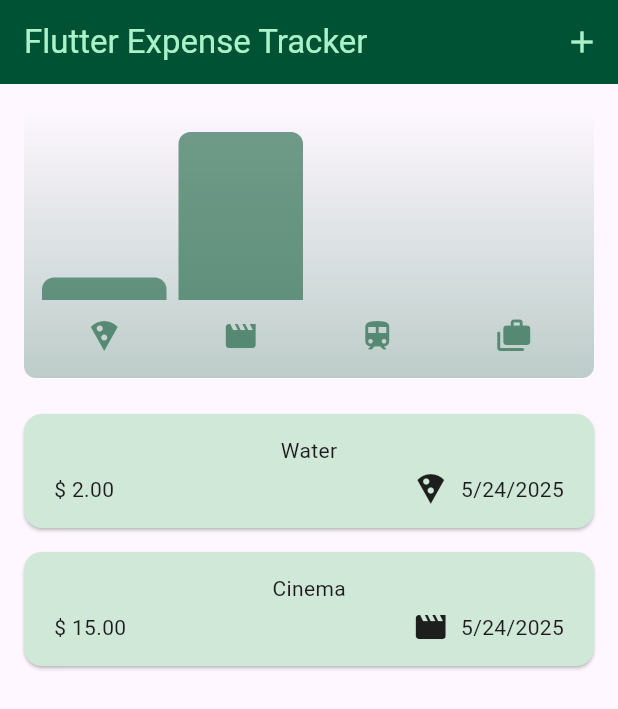
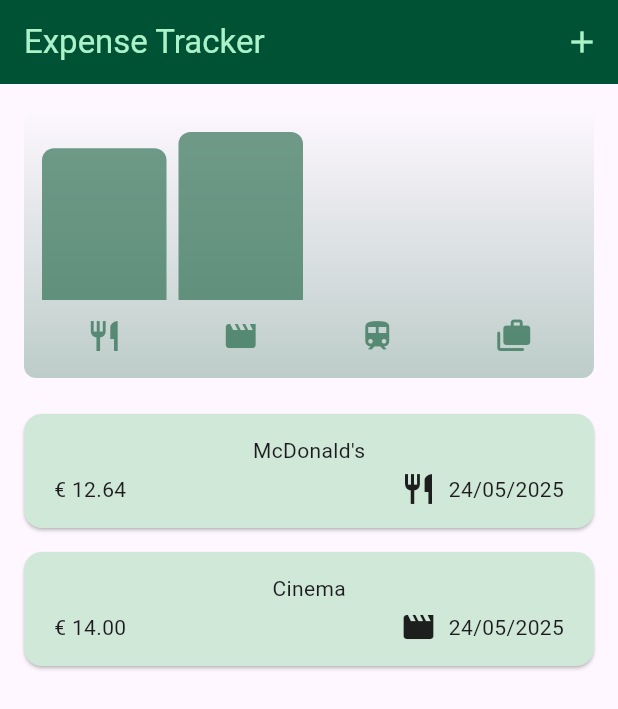
Before and after one commit to dramhex/expense_tracker, a Flutter app: the screen it shows after launch, on a phone screen of 412 x 824 dp. Shown: the top 709 px of the screen. Run offline on Flutter 3.47's test engine with Material 3 defaults, Android fonts, the phone set to English and light mode, and no system bars.

Commit message:
Refactor expense tracker app: update currency symbol to Euro, enhance UI with responsive layout, and sort expenses by date

```diff
--- a/lib/main.dart
+++ b/lib/main.dart
@@ -8,28 +8,30 @@ var kColorScheme = ColorScheme.fromSeed(
 );
 
 void main() {
+  WidgetsFlutterBinding.ensureInitialized();
+  SystemChrome.setPreferredOrientations([DeviceOrientation.portraitUp]).then((
+    fn,
+  ) {
     runApp(
       MaterialApp(
         theme: ThemeData().copyWith(
           colorScheme: kColorScheme,
           appBarTheme: const AppBarTheme().copyWith(
             backgroundColor: kColorScheme.onPrimaryContainer,
-          foregroundColor: kColorScheme.primaryContainer
+            foregroundColor: kColorScheme.primaryContainer,
           ),
           cardTheme: const CardTheme().copyWith(
             color: kColorScheme.secondaryContainer,
-          margin: EdgeInsets.symmetric(
-            horizontal: 16,
-            vertical: 8
-            )
+            margin: EdgeInsets.symmetric(horizontal: 16, vertical: 8),
           ),
           elevatedButtonTheme: ElevatedButtonThemeData(
             style: ElevatedButton.styleFrom(
-            backgroundColor: kColorScheme.primaryContainer
-          )
+              backgroundColor: kColorScheme.primaryContainer,
+            ),
           ),
         ),
         home: Expenses(),
       ),
     );
+  });
 }
--- a/lib/models/expense.dart
+++ b/lib/models/expense.dart
@@ -2,14 +2,14 @@ import 'package:flutter/material.dart';
 import 'package:uuid/uuid.dart';
 import 'package:intl/intl.dart';
 
-final formatter = DateFormat.yMd();
+final formatter = DateFormat('dd/MM/yyyy');
 
 const uuid = Uuid();
 
-enum Category { food, travel, leisure, work }
+enum Category { food, travel, leisure, work}
 
 const categoryIcons = {
-  Category.food: Icons.local_pizza,
+  Category.food: Icons.restaurant,
   Category.travel: Icons.train,
   Category.leisure: Icons.movie,
   Category.work: Icons.cases_rounded,
--- a/lib/widgets/expenses.dart
+++ b/lib/widgets/expenses.dart
@@ -16,14 +16,14 @@ class Expenses extends StatefulWidget {
 class _ExpensesState extends State<Expenses> {
   final List<Expense> _registeredExpenses = [
     Expense(
-      title: 'Water',
-      amount: 2,
+      title: 'McDonald\'s',
+      amount: 12.64,
       date: DateTime.now(),
       category: Category.food,
     ),
     Expense(
       title: 'Cinema',
-      amount: 15,
+      amount: 14,
       date: DateTime.now(),
       category: Category.leisure,
     ),
@@ -68,6 +68,8 @@ class _ExpensesState extends State<Expenses> {
 
   @override
   Widget build(BuildContext context) {
+    final width = MediaQuery.of(context).size.width;
+
     Widget mainContent = Center(child: Text('No expenses found.'));
 
     if (_registeredExpenses.isNotEmpty) {
@@ -79,7 +81,7 @@ class _ExpensesState extends State<Expenses> {
 
     return Scaffold(
       appBar: AppBar(
-        title: const Text('Flutter Expense Tracker'),
+        title: const Text('Expense Tracker'),
         actions: [
           IconButton(
             onPressed: _openAddExpenseOverlay,
@@ -87,11 +89,16 @@ class _ExpensesState extends State<Expenses> {
           ),
         ],
       ),
-      body: Column(
+      body: width < 600 ? Column(
         children: [
-          Chart(expenses: _registeredExpenses,),
-          Expanded(child: mainContent)],
-      ),
+          Chart(expenses: _registeredExpenses),
+          Expanded(child: mainContent),
+        ],
+      ) : Row(children: [
+          Expanded(child: Chart(expenses: _registeredExpenses)),
+          Expanded(child: mainContent),
+          ],
+      )
     );
   }
 }
--- a/lib/widgets/expenses_list/expense_item.dart
+++ b/lib/widgets/expenses_list/expense_item.dart
@@ -17,7 +17,7 @@ class ExpenseItem extends StatelessWidget {
             const SizedBox(height: 4),
             Row(
               children: [
-                Text('\$ ${expense.amount.toStringAsFixed(2)}'),
+                Text('€ ${expense.amount.toStringAsFixed(2)}'),
                 const Spacer(),
                 Row(
                   children: [
--- a/lib/widgets/expenses_list/expenses_list.dart
+++ b/lib/widgets/expenses_list/expenses_list.dart
@@ -14,15 +14,20 @@ class ExpensesList extends StatelessWidget {
 
   @override
   Widget build(BuildContext context) {
+
+    final sortedExpenses = List<Expense>.from(expenses)
+    ..sort((a, b) => b.date.compareTo(a.date)); // du plus récent au plus ancien
+
+
     return ListView.builder(
-      itemCount: expenses.length,
+      itemCount: sortedExpenses.length,
       itemBuilder:
           (ctx, index) => Dismissible(
-            key: ValueKey(expenses[index]),
+            key: ValueKey(sortedExpenses[index]),
             onDismissed: (direction) {
-              onRemoveExpense(expenses[index]);
+              onRemoveExpense(sortedExpenses[index]);
             },
-            child: ExpenseItem(expenses[index]),
+            child: ExpenseItem(sortedExpenses[index]),
           ),
     );
   }
--- a/lib/widgets/new_expense.dart
+++ b/lib/widgets/new_expense.dart
@@ -95,7 +95,7 @@ class _NewExpenseState extends State<NewExpense> {
                   keyboardType: TextInputType.number,
                   decoration: InputDecoration(
                     label: Text('Amount'),
-                    prefixText: '\$ ',
+                    prefixText: '€',
                   ),
                 ),
               ),
```
Lines whose indentation alone changed are shown as unchanged.
